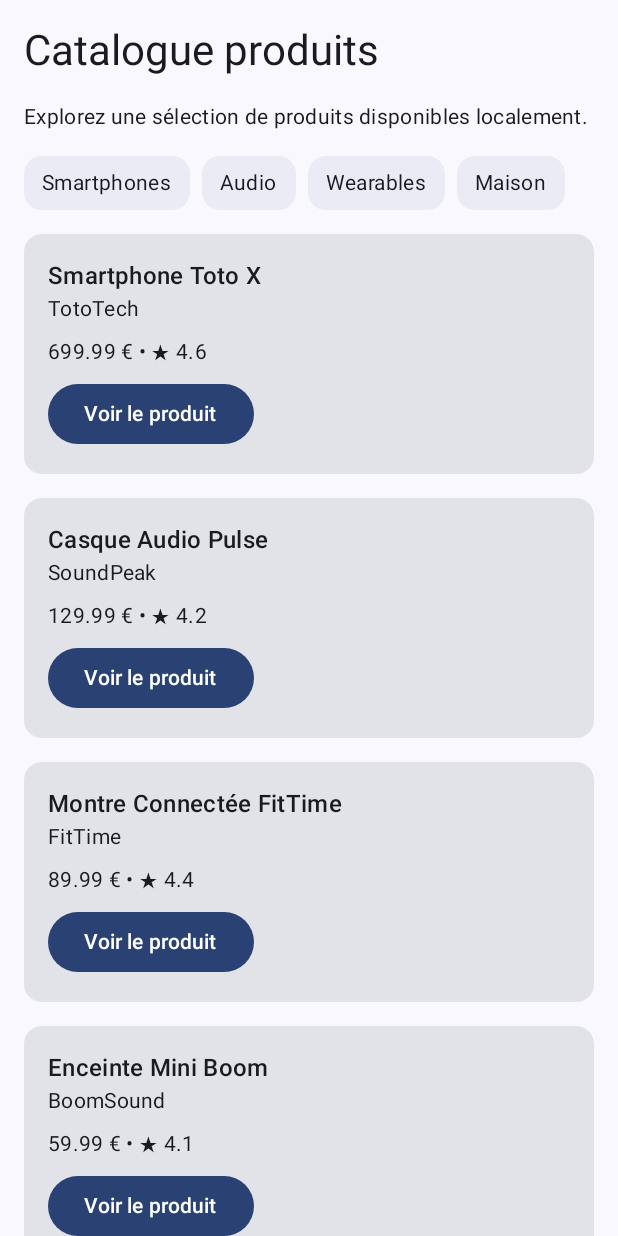
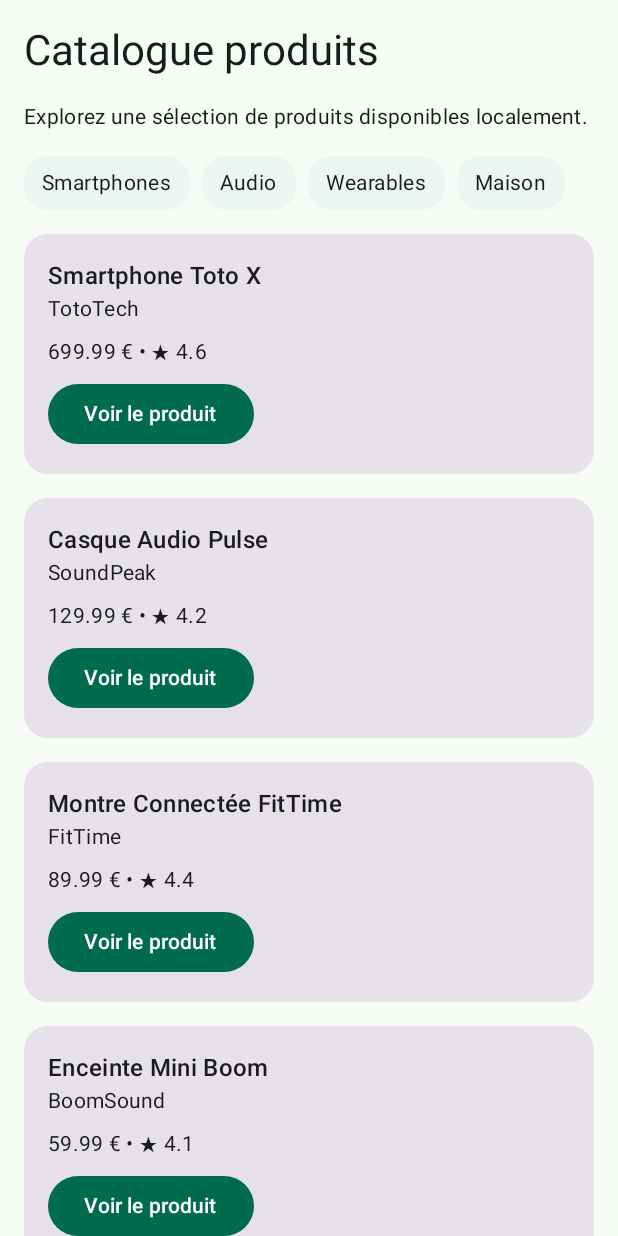
Before and after one commit to pierre-marion/ProductExplorer, an Android app built with Jetpack Compose: the screen it shows after launch (MainActivity), on a phone screen of 412 x 824 dp. Run offline under Robolectric (Android 15) with nearby library versions, the phone set to English and light mode, and no system bars; 1 statement that could not run was skipped.

Commit message:
TP7 - theme  avec decriptiuon etc

```diff
--- a/app/src/main/java/com/example/productexplorer/ui/theme/Theme.kt
+++ b/app/src/main/java/com/example/productexplorer/ui/theme/Theme.kt
@@ -1,58 +1,57 @@
 package com.example.productexplorer.ui.theme
 
-import android.app.Activity
-import android.os.Build
 import androidx.compose.foundation.isSystemInDarkTheme
+import androidx.compose.foundation.shape.RoundedCornerShape
 import androidx.compose.material3.MaterialTheme
+import androidx.compose.material3.Shapes
 import androidx.compose.material3.darkColorScheme
-import androidx.compose.material3.dynamicDarkColorScheme
-import androidx.compose.material3.dynamicLightColorScheme
 import androidx.compose.material3.lightColorScheme
 import androidx.compose.runtime.Composable
-import androidx.compose.ui.platform.LocalContext
+import androidx.compose.ui.graphics.Color
+import androidx.compose.ui.unit.dp
+
+private val LightColorScheme = lightColorScheme(
+    primary = Color(0xFF006C4C),
+    onPrimary = Color.White,
+    secondary = Color(0xFF4F6357),
+    background = Color(0xFFF7FBF6),
+    onBackground = Color(0xFF191C1A),
+    surface = Color(0xFFFFFFFF),
+    onSurface = Color(0xFF191C1A)
+)
 
 private val DarkColorScheme = darkColorScheme(
-    primary = Purple80,
-    secondary = PurpleGrey80,
-    tertiary = Pink80
+    primary = Color(0xFF7DDBB0),
+    onPrimary = Color(0xFF003826),
+    secondary = Color(0xFFB7CCBC),
+    background = Color(0xFF101411),
+    onBackground = Color(0xFFE0E4DF),
+    surface = Color(0xFF1C211D),
+    onSurface = Color(0xFFE0E4DF)
 )
 
-private val LightColorScheme = lightColorScheme(
-    primary = Purple40,
-    secondary = PurpleGrey40,
-    tertiary = Pink40
-
-    /* Other default colors to override
-    background = Color(0xFFFFFBFE),
-    surface = Color(0xFFFFFBFE),
-    onPrimary = Color.White,
-    onSecondary = Color.White,
-    onTertiary = Color.White,
-    onBackground = Color(0xFF1C1B1F),
-    onSurface = Color(0xFF1C1B1F),
-    */
+private val ProductShapes = Shapes(
+    small = RoundedCornerShape(8.dp),
+    medium = RoundedCornerShape(16.dp),
+    large = RoundedCornerShape(24.dp),
+    extraLarge = RoundedCornerShape(32.dp)
 )
 
 @Composable
 fun ProductExplorerTheme(
     darkTheme: Boolean = isSystemInDarkTheme(),
-    // Dynamic color is available on Android 12+
-    dynamicColor: Boolean = true,
     content: @Composable () -> Unit
 ) {
-    val colorScheme = when {
-        dynamicColor && Build.VERSION.SDK_INT >= Build.VERSION_CODES.S -> {
-            val context = LocalContext.current
-            if (darkTheme) dynamicDarkColorScheme(context) else dynamicLightColorScheme(context)
-        }
-
-        darkTheme -> DarkColorScheme
-        else -> LightColorScheme
+    val colorScheme = if (darkTheme) {
+        DarkColorScheme
+    } else {
+        LightColorScheme
     }
 
     MaterialTheme(
         colorScheme = colorScheme,
-        typography = Typography,
+        typography = ProductTypography,
+        shapes = ProductShapes,
         content = content
     )
 }
```
